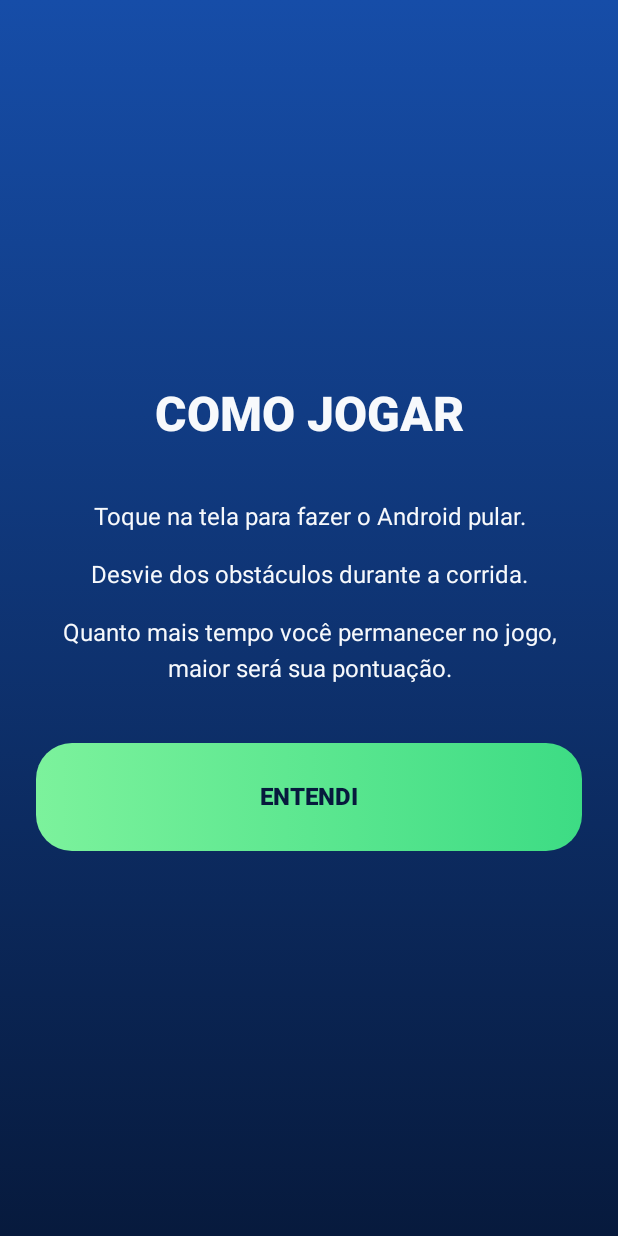
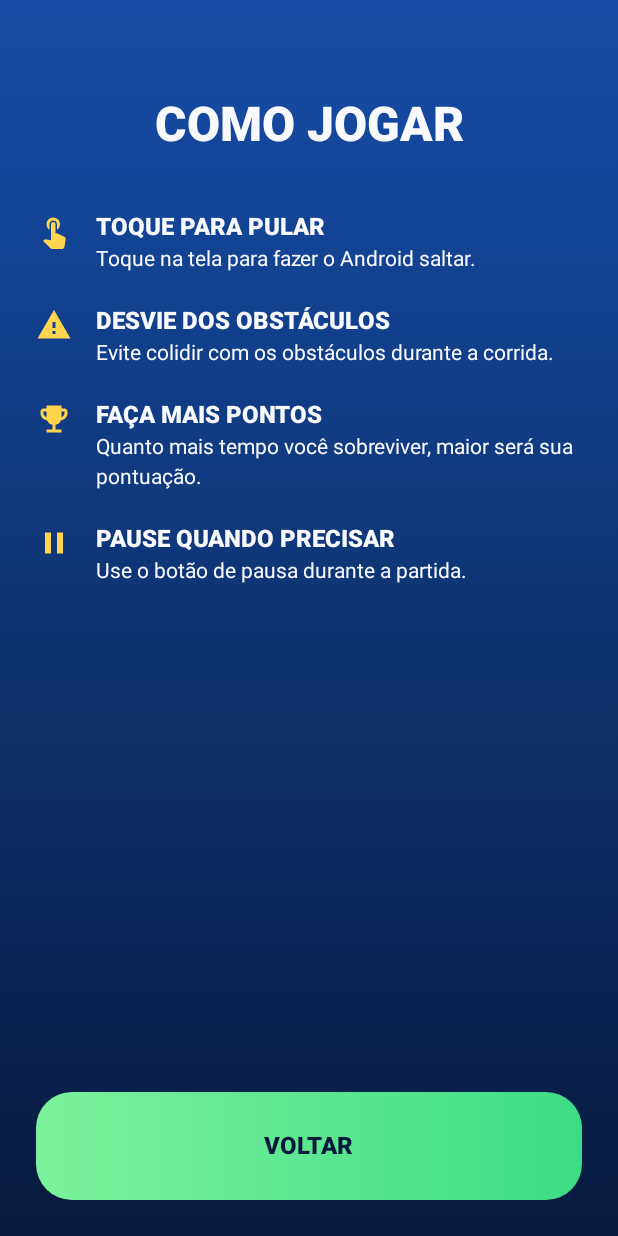
Before and after one commit to DeniseLeandroDeCastro/android-runner, an Android app built with Jetpack Compose: the HowToPlayScreen screen opened through its navigation route, on a phone screen of 412 x 824 dp. Run offline under Robolectric (Android 15) with nearby library versions, the light colour scheme and no system bars; our stand-ins replace Dagger/Hilt's generated code; libraries missing offline, so code that uses them is left out: androidx.hilt.lifecycle.

Commit message:
Atualiza a tela de como jogar

```diff
--- a/app/src/main/java/br/com/denisecastro/androidrunner/howtoplay/screens/HowToPlayScreen.kt
+++ b/app/src/main/java/br/com/denisecastro/androidrunner/howtoplay/screens/HowToPlayScreen.kt
@@ -2,24 +2,35 @@ package br.com.denisecastro.androidrunner.howtoplay.screens
 
 import androidx.compose.foundation.layout.Arrangement
 import androidx.compose.foundation.layout.Column
+import androidx.compose.foundation.layout.Row
 import androidx.compose.foundation.layout.Spacer
+import androidx.compose.foundation.layout.WindowInsets
 import androidx.compose.foundation.layout.fillMaxSize
 import androidx.compose.foundation.layout.fillMaxWidth
 import androidx.compose.foundation.layout.height
+import androidx.compose.foundation.layout.navigationBars
 import androidx.compose.foundation.layout.padding
+import androidx.compose.foundation.layout.windowInsetsPadding
+import androidx.compose.material.icons.Icons
+import androidx.compose.material.icons.filled.Pause
+import androidx.compose.material.icons.filled.TouchApp
+import androidx.compose.material.icons.filled.EmojiEvents
+import androidx.compose.material.icons.filled.Warning
+import androidx.compose.material3.Icon
 import androidx.compose.material3.MaterialTheme
 import androidx.compose.material3.Text
 import androidx.compose.runtime.Composable
 import androidx.compose.ui.Alignment
 import androidx.compose.ui.Modifier
+import androidx.compose.ui.graphics.vector.ImageVector
 import androidx.compose.ui.text.font.FontWeight
-import androidx.compose.ui.text.style.TextAlign
 import androidx.compose.ui.tooling.preview.Preview
 import androidx.compose.ui.unit.dp
 import br.com.denisecastro.androidrunner.ui.designsystem.components.background.RunnerBackground
 import br.com.denisecastro.androidrunner.ui.designsystem.components.button.RunnerPrimaryButton
 import br.com.denisecastro.androidrunner.ui.designsystem.theme.AndroidRunnerTheme
 import br.com.denisecastro.androidrunner.ui.designsystem.theme.RunnerBackground
+import br.com.denisecastro.androidrunner.ui.designsystem.theme.RunnerGold
 import br.com.denisecastro.androidrunner.ui.designsystem.theme.RunnerWhite
 
 @Composable
@@ -33,10 +44,14 @@ fun HowToPlayScreen(
         Column(
             modifier = Modifier
                 .fillMaxSize()
+                .windowInsetsPadding(WindowInsets.navigationBars)
                 .padding(24.dp),
-            horizontalAlignment = Alignment.CenterHorizontally,
-            verticalArrangement = Arrangement.Center
+            horizontalAlignment = Alignment.CenterHorizontally
         ) {
+
+            Spacer(
+                modifier = Modifier.height(40.dp)
+            )
 
             Text(
                 text = "COMO JOGAR",
@@ -49,28 +64,48 @@ fun HowToPlayScreen(
                 modifier = Modifier.height(40.dp)
             )
 
-            InstructionText(
-                text = "Toque na tela para fazer o Android pular."
+            HowToPlayItem(
+                icon = Icons.Default.TouchApp,
+                title = "TOQUE PARA PULAR",
+                description =
+                    "Toque na tela para fazer o Android saltar."
             )
 
             Spacer(
-                modifier = Modifier.height(20.dp)
+                modifier = Modifier.height(24.dp)
             )
 
-            InstructionText(
-                text = "Desvie dos obstáculos durante a corrida."
+            HowToPlayItem(
+                icon = Icons.Default.Warning,
+                title = "DESVIE DOS OBSTÁCULOS",
+                description =
+                    "Evite colidir com os obstáculos durante a corrida."
             )
 
             Spacer(
-                modifier = Modifier.height(20.dp)
+                modifier = Modifier.height(24.dp)
             )
 
-            InstructionText(
-                text = "Quanto mais tempo você permanecer no jogo, maior será sua pontuação."
+            HowToPlayItem(
+                icon = Icons.Default.EmojiEvents,
+                title = "FAÇA MAIS PONTOS",
+                description =
+                    "Quanto mais tempo você sobreviver, maior será sua pontuação."
             )
 
             Spacer(
-                modifier = Modifier.height(40.dp)
+                modifier = Modifier.height(24.dp)
+            )
+
+            HowToPlayItem(
+                icon = Icons.Default.Pause,
+                title = "PAUSE QUANDO PRECISAR",
+                description =
+                    "Use o botão de pausa durante a partida."
+            )
+
+            Spacer(
+                modifier = Modifier.weight(1f)
             )
 
             RunnerPrimaryButton(
@@ -78,7 +113,7 @@ fun HowToPlayScreen(
                 modifier = Modifier.fillMaxWidth()
             ) {
                 Text(
-                    text = "ENTENDI",
+                    text = "VOLTAR",
                     fontWeight = FontWeight.ExtraBold,
                     color = RunnerBackground
                 )
@@ -88,15 +123,44 @@ fun HowToPlayScreen(
 }
 
 @Composable
-private fun InstructionText(
-    text: String
+private fun HowToPlayItem(
+    icon: ImageVector,
+    title: String,
+    description: String
 ) {
-    Text(
-        text = text,
-        style = MaterialTheme.typography.bodyLarge,
-        color = RunnerWhite,
-        textAlign = TextAlign.Center
-    )
+    Row(
+        modifier = Modifier.fillMaxWidth(),
+        horizontalArrangement = Arrangement.spacedBy(16.dp),
+        verticalAlignment = Alignment.Top
+    ) {
+
+        Icon(
+            imageVector = icon,
+            contentDescription = null,
+            tint = RunnerGold
+        )
+
+        Column(
+            modifier = Modifier.weight(1f)
+        ) {
+            Text(
+                text = title,
+                style = MaterialTheme.typography.titleMedium,
+                fontWeight = FontWeight.ExtraBold,
+                color = RunnerWhite
+            )
+
+            Spacer(
+                modifier = Modifier.height(4.dp)
+            )
+
+            Text(
+                text = description,
+                style = MaterialTheme.typography.bodyMedium,
+                color = RunnerWhite
+            )
+        }
+    }
 }
 
 @Preview(
```
